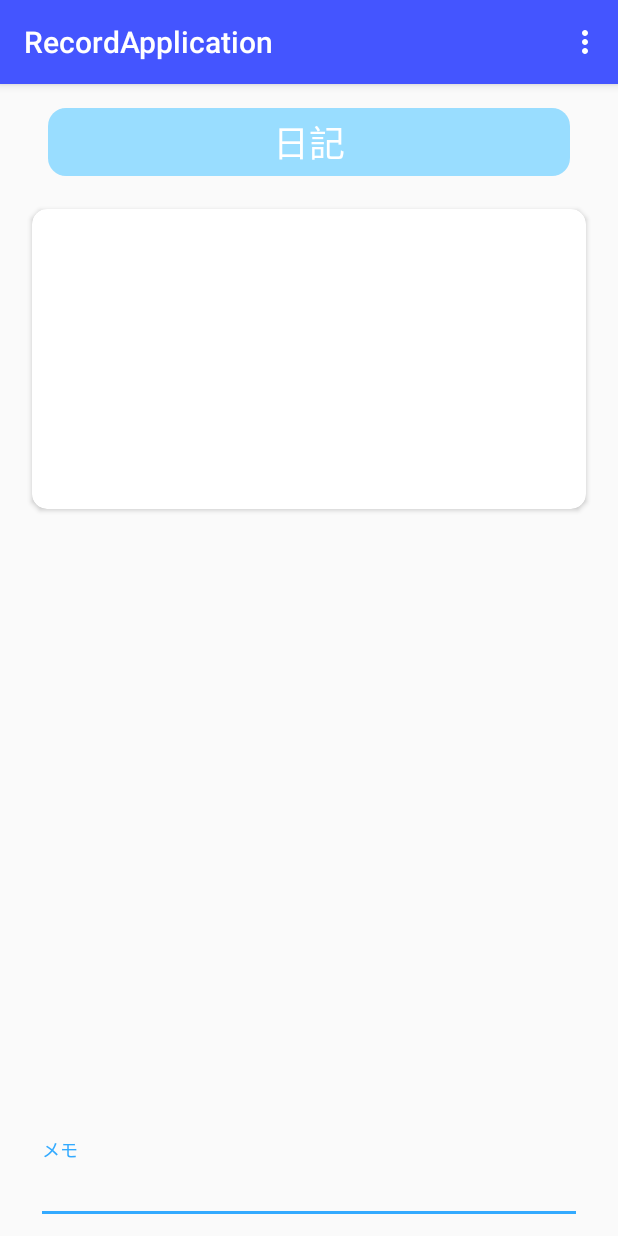
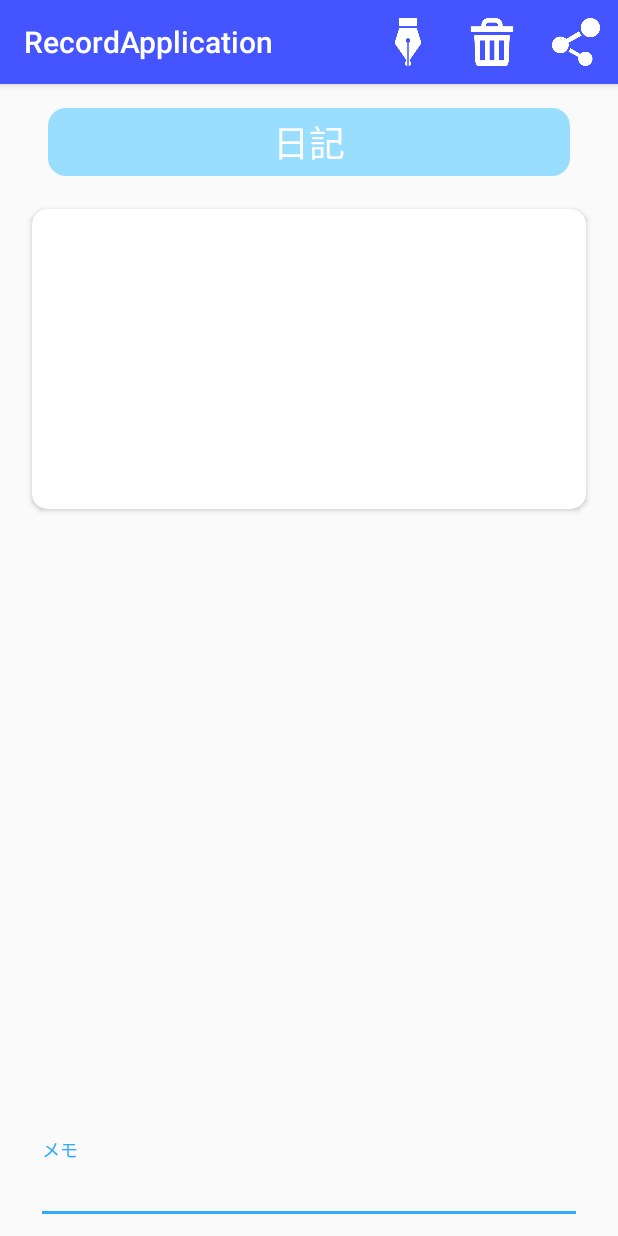
Before and after one commit to Bluewind12/RecordApplication, an Android app: the DetailOutputActivity screen opened directly, with no data from a screen before it, on a phone screen of 412 x 824 dp. Run offline under Robolectric (Android 15) with nearby library versions, the phone set to English and light mode, and no system bars; our stand-ins replace Room's generated code, RxJava.

Commit message:
アイコンの追加

```diff
--- a/app/src/main/res/menu/detail_menu_tab.xml
+++ b/app/src/main/res/menu/detail_menu_tab.xml
@@ -1,10 +1,16 @@
 <?xml version="1.0" encoding="utf-8"?>
 <menu xmlns:android="http://schemas.android.com/apk/res/android"
       xmlns:app="http://schemas.android.com/apk/res-auto">
-    <item android:title="編集" android:id="@+id/detailMenu1"
-          />
-    <item android:title="削除" android:id="@+id/detailMenu2"
-          />
-    <item android:title="共有" android:id="@+id/detailMenu3"
-          />
+    <item android:title="@string/editString" android:id="@+id/detailMenu1"
+          android:icon="@drawable/icon_edit_pen"
+          app:showAsAction="ifRoom"
+    />
+    <item android:title="@string/deleteString" android:id="@+id/detailMenu2"
+          android:icon="@drawable/icon_trash"
+          app:showAsAction="ifRoom"
+    />
+    <item android:title="@string/shareString" android:id="@+id/detailMenu3"
+          android:icon="@drawable/icon_share"
+          app:showAsAction="ifRoom"
+    />
 </menu>
--- a/app/src/main/res/values/strings.xml
+++ b/app/src/main/res/values/strings.xml
@@ -41,6 +41,9 @@
     <string name="privacyPolicyURL">https://</string>
     <string name="fantasyCherryBlossomURL">https://</string>
     <string name="appsPageURL">https://</string>
+    <string name="editString">編集</string>
+    <string name="deleteString">削除</string>
+    <string name="shareString">共有</string>
 
     <!-- AD -->
 
```
Also changed, not shown: app/src/main/res/drawable/icon_edit_pen.png (added), app/src/main/res/drawable/icon_share.png (added), app/src/main/res/drawable/icon_trash.png (added).
